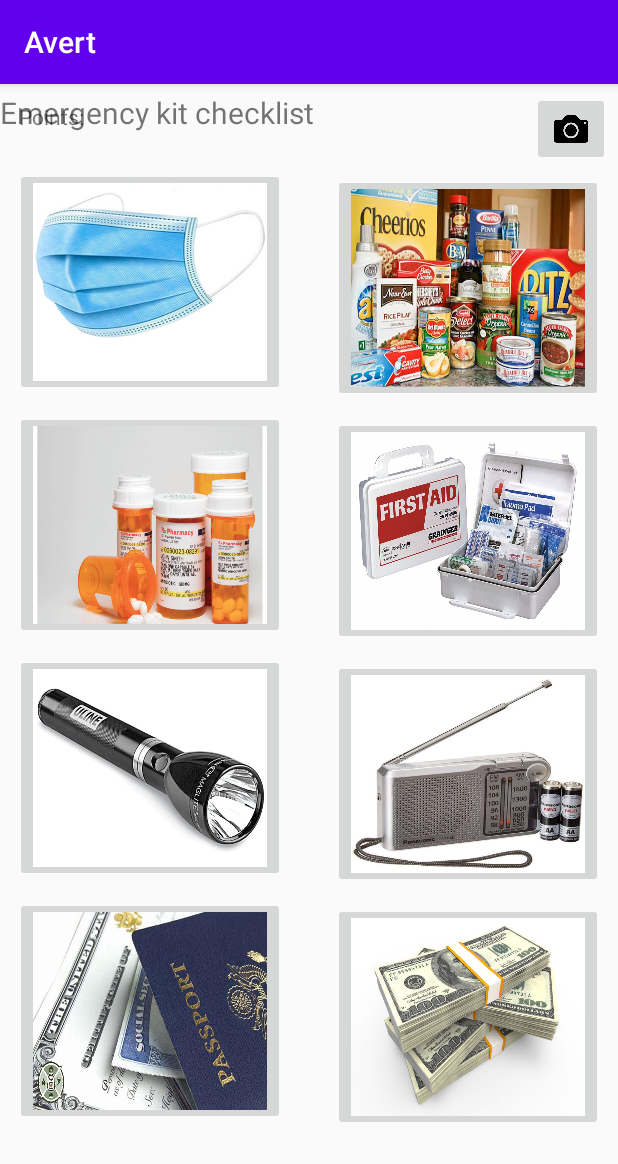
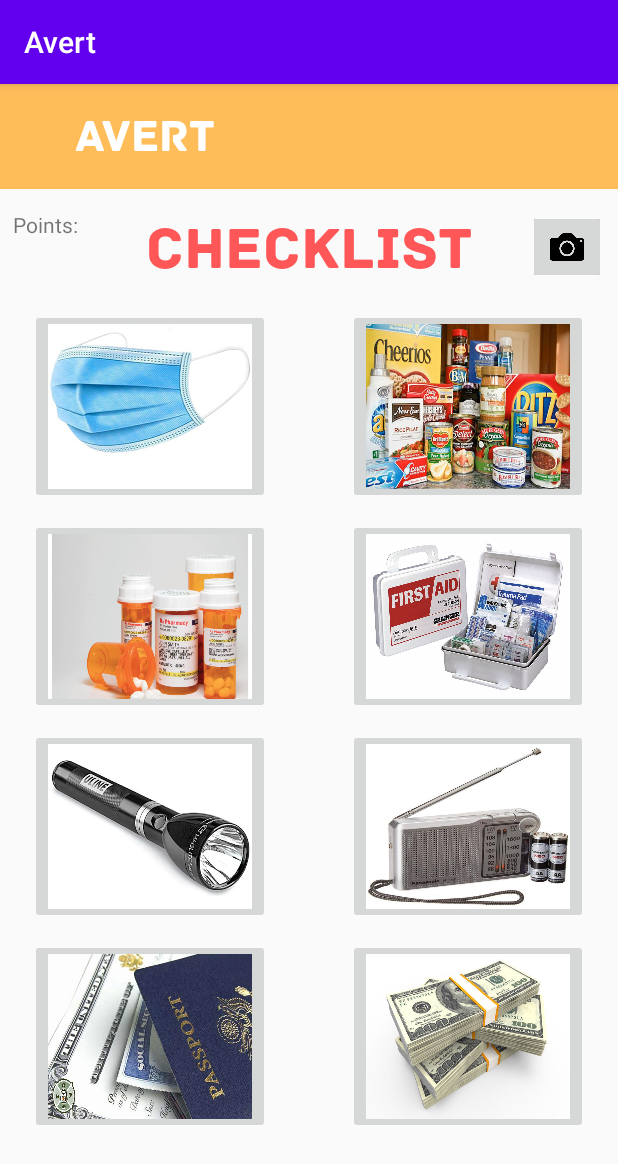
Before and after one commit to AngelaZhang123/Avert, an Android app: the CheckListActivity screen opened directly, with no data from a screen before it, on a phone screen of 412 x 824 dp. Shown: the top 1164 px of the screen. Run offline under Robolectric (Android 15) with nearby library versions, the phone set to English and light mode, and no system bars.

Commit message:
Checklist2

```diff
--- a/app/src/main/java/com/example/extinguisher/CheckListActivity.java
+++ b/app/src/main/java/com/example/extinguisher/CheckListActivity.java
@@ -65,6 +65,7 @@ public class CheckListActivity extends AppCompatActivity {
         cashText = (TextView) findViewById(R.id.cashText);
         mImageView = (ImageView) findViewById(R.id.imageView);
         setInvisible(0);
+        /*
 
         cameraButton.setOnClickListener(new View.OnClickListener() {
             @Override
@@ -85,7 +86,7 @@ public class CheckListActivity extends AppCompatActivity {
                     openCamera();
                 }
             }
-        });
+        });*/
 
         /*cLayout.setOnClickListener(new View.OnClickListener() {
             @Override
--- a/app/src/main/res/layout/activity_check_list.xml
+++ b/app/src/main/res/layout/activity_check_list.xml
@@ -13,9 +13,9 @@ xmlns:app="http://schemas.android.com/apk/res-auto"
         android:layout_width="wrap_content"
         android:layout_height="wrap_content"
         android:layout_gravity="end"
-        android:layout_marginTop="12dp"
-        android:layout_marginEnd="356dp"
-        android:layout_marginRight="356dp"
+        android:layout_marginTop="84dp"
+        android:layout_marginEnd="360dp"
+        android:layout_marginRight="360dp"
         android:text="@string/points"
         app:layout_constraintEnd_toEndOf="parent"
         app:layout_constraintTop_toTopOf="parent" />
@@ -24,29 +24,19 @@ xmlns:app="http://schemas.android.com/apk/res-auto"
         android:id="@+id/imageView"
         android:layout_width="22dp"
         android:layout_height="29dp"
-        android:layout_marginTop="10dp"
-        android:layout_marginEnd="10dp"
-        android:layout_marginRight="10dp"
+        android:layout_marginTop="84dp"
+        android:layout_marginEnd="16dp"
+        android:layout_marginRight="16dp"
         app:layout_constraintEnd_toStartOf="@+id/cameraButton"
         app:layout_constraintTop_toTopOf="parent" />
 
-    <TextView
-        android:id="@+id/kit_title"
-        android:layout_width="wrap_content"
-        android:layout_height="wrap_content"
-        android:layout_marginTop="5dp"
-        android:text="@string/kit_title"
-        android:textSize="20sp"
-        app:layout_constraintTop_toTopOf="parent"
-        tools:layout_editor_absoluteX="75dp" />
-
     <ImageButton
         android:id="@+id/foodButton"
-        android:layout_width="180dp"
-        android:layout_height="152dp"
-        android:layout_marginTop="60dp"
-        android:layout_marginEnd="10dp"
-        android:layout_marginRight="10dp"
+        android:layout_width="160dp"
+        android:layout_height="130dp"
+        android:layout_marginTop="150dp"
+        android:layout_marginEnd="20dp"
+        android:layout_marginRight="20dp"
         android:adjustViewBounds="true"
         android:maxWidth="50dp"
         android:maxHeight="50dp"
@@ -57,11 +47,11 @@ xmlns:app="http://schemas.android.com/apk/res-auto"
 
     <ImageButton
         android:id="@+id/maskButton"
-        android:layout_width="180dp"
-        android:layout_height="152dp"
-        android:layout_marginStart="10dp"
-        android:layout_marginLeft="10dp"
-        android:layout_marginTop="56dp"
+        android:layout_width="160dp"
+        android:layout_height="130dp"
+        android:layout_marginStart="20dp"
+        android:layout_marginLeft="20dp"
+        android:layout_marginTop="150dp"
         android:adjustViewBounds="true"
         android:maxWidth="100dp"
         android:maxHeight="100dp"
@@ -72,30 +62,34 @@ xmlns:app="http://schemas.android.com/apk/res-auto"
 
     <TextView
         android:id="@+id/maskText"
-        android:layout_width="107dp"
+        android:layout_width="160dp"
         android:layout_height="20dp"
-        android:layout_marginStart="10dp"
-        android:layout_marginLeft="10dp"
+        android:layout_marginStart="20dp"
+        android:layout_marginLeft="20dp"
         android:text="Item 1: Masks"
+        android:elevation="0.1dp"
+        android:background="@color/yellow"
         app:layout_constraintStart_toStartOf="parent"
         app:layout_constraintTop_toBottomOf="@+id/maskButton" />
 
     <TextView
         android:id="@+id/foodText"
-        android:layout_width="121dp"
-        android:layout_height="72dp"
-        android:layout_marginEnd="10dp"
-        android:layout_marginRight="10dp"
+        android:layout_width="160dp"
+        android:layout_height="34dp"
+        android:layout_marginEnd="20dp"
+        android:layout_marginRight="20dp"
+        android:background="@color/yellow"
+        android:elevation="0.1dp"
         android:text="Item 2: Food and Water"
         app:layout_constraintEnd_toEndOf="parent"
         app:layout_constraintTop_toBottomOf="@+id/foodButton" />
 
     <ImageButton
         android:id="@+id/medsButton"
-        android:layout_width="180dp"
-        android:layout_height="152dp"
-        android:layout_marginStart="10dp"
-        android:layout_marginLeft="10dp"
+        android:layout_width="160dp"
+        android:layout_height="130dp"
+        android:layout_marginStart="20dp"
+        android:layout_marginLeft="20dp"
         android:layout_marginTop="10dp"
         android:adjustViewBounds="true"
         android:maxWidth="100dp"
@@ -107,21 +101,23 @@ xmlns:app="http://schemas.android.com/apk/res-auto"
 
     <TextView
         android:id="@+id/medsText"
-        android:layout_width="122dp"
+        android:layout_width="160dp"
         android:layout_height="35dp"
-        android:layout_marginStart="10dp"
-        android:layout_marginLeft="10dp"
+        android:layout_marginStart="20dp"
+        android:layout_marginLeft="20dp"
+        android:elevation="0.1dp"
         android:text="Item 3: Medicine"
+        android:background="@color/yellow"
         app:layout_constraintStart_toStartOf="parent"
         app:layout_constraintTop_toBottomOf="@+id/medsButton" />
 
     <ImageButton
         android:id="@+id/firstAidButton"
-        android:layout_width="180dp"
-        android:layout_height="152dp"
+        android:layout_width="160dp"
+        android:layout_height="130dp"
         android:layout_marginTop="10dp"
-        android:layout_marginEnd="10dp"
-        android:layout_marginRight="10dp"
+        android:layout_marginEnd="20dp"
+        android:layout_marginRight="20dp"
         android:adjustViewBounds="true"
         android:maxWidth="100dp"
         android:maxHeight="100dp"
@@ -132,10 +128,10 @@ xmlns:app="http://schemas.android.com/apk/res-auto"
 
     <ImageButton
         android:id="@+id/flashlightButton"
-        android:layout_width="180dp"
-        android:layout_height="152dp"
-        android:layout_marginStart="10dp"
-        android:layout_marginLeft="10dp"
+        android:layout_width="160dp"
+        android:layout_height="130dp"
+        android:layout_marginStart="20dp"
+        android:layout_marginLeft="20dp"
         android:layout_marginTop="10dp"
         android:adjustViewBounds="true"
         android:maxWidth="100dp"
@@ -147,11 +143,11 @@ xmlns:app="http://schemas.android.com/apk/res-auto"
 
     <ImageButton
         android:id="@+id/radioButton"
-        android:layout_width="180dp"
-        android:layout_height="152dp"
+        android:layout_width="160dp"
+        android:layout_height="130dp"
         android:layout_marginTop="10dp"
-        android:layout_marginEnd="10dp"
-        android:layout_marginRight="10dp"
+        android:layout_marginEnd="20dp"
+        android:layout_marginRight="20dp"
         android:adjustViewBounds="true"
         android:maxWidth="100dp"
         android:maxHeight="100dp"
@@ -162,10 +158,10 @@ xmlns:app="http://schemas.android.com/apk/res-auto"
 
     <ImageButton
         android:id="@+id/docsButton"
-        android:layout_width="180dp"
-        android:layout_height="152dp"
-        android:layout_marginStart="10dp"
-        android:layout_marginLeft="10dp"
+        android:layout_width="160dp"
+        android:layout_height="130dp"
+        android:layout_marginStart="20dp"
+        android:layout_marginLeft="20dp"
         android:layout_marginTop="10dp"
         android:adjustViewBounds="true"
         android:maxWidth="100dp"
@@ -177,11 +173,11 @@ xmlns:app="http://schemas.android.com/apk/res-auto"
 
     <ImageButton
         android:id="@+id/cashButton"
-        android:layout_width="180dp"
-        android:layout_height="152dp"
+        android:layout_width="160dp"
+        android:layout_height="130dp"
         android:layout_marginTop="10dp"
-        android:layout_marginEnd="10dp"
-        android:layout_marginRight="10dp"
+        android:layout_marginEnd="20dp"
+        android:layout_marginRight="20dp"
         android:adjustViewBounds="true"
         android:maxWidth="100dp"
         android:maxHeight="100dp"
@@ -192,50 +188,59 @@ xmlns:app="http://schemas.android.com/apk/res-auto"
 
     <TextView
         android:id="@+id/firstAidText"
-        android:layout_width="wrap_content"
+        android:layout_width="160dp"
+        android:background="@color/yellow"
         android:layout_height="wrap_content"
-        android:layout_marginEnd="10dp"
-        android:layout_marginRight="10dp"
+        android:layout_marginEnd="20dp"
+        android:layout_marginRight="20dp"
+        android:elevation="0.1dp"
         android:text="Item 4: First Aid Kit"
         app:layout_constraintEnd_toEndOf="parent"
         app:layout_constraintTop_toBottomOf="@+id/firstAidButton" />
 
     <TextView
         android:id="@+id/flashlightText"
-        android:layout_width="wrap_content"
+        android:layout_width="160dp"
         android:layout_height="wrap_content"
-        android:layout_marginStart="10dp"
-        android:layout_marginLeft="10dp"
+        android:layout_marginStart="20dp"
+        android:elevation="0.1dp"
+        android:layout_marginLeft="20dp"
+        android:background="@color/yellow"
         android:text="Item 5: Flashlight"
         app:layout_constraintStart_toStartOf="parent"
         app:layout_constraintTop_toBottomOf="@+id/flashlightButton" />
 
     <TextView
         android:id="@+id/radioText"
-        android:layout_width="wrap_content"
+        android:layout_width="160dp"
         android:layout_height="wrap_content"
-        android:layout_marginEnd="10dp"
-        android:layout_marginRight="10dp"
+        android:layout_marginEnd="20dp"
+        android:layout_marginRight="20dp"
+        android:elevation="0.1dp"
         android:text="Item 6: Radio and Batteries"
+        android:background="@color/yellow"
         app:layout_constraintEnd_toEndOf="parent"
         app:layout_constraintTop_toBottomOf="@+id/radioButton" />
 
     <TextView
         android:id="@+id/docsText"
-        android:layout_width="wrap_content"
+        android:layout_width="160dp"
         android:layout_height="wrap_content"
-        android:layout_marginStart="10dp"
-        android:layout_marginLeft="10dp"
+        android:layout_marginStart="20dp"
+        android:layout_marginLeft="20dp"
+        android:background="@color/yellow"
         android:text="Item 7: Important Documents"
         app:layout_constraintStart_toStartOf="parent"
         app:layout_constraintTop_toBottomOf="@+id/docsButton" />
 
     <TextView
         android:id="@+id/cashText"
-        android:layout_width="wrap_content"
+        android:layout_width="160dp"
+        android:background="@color/yellow"
         android:layout_height="wrap_content"
-        android:layout_marginEnd="10dp"
-        android:layout_marginRight="10dp"
+        android:layout_marginEnd="20dp"
+        android:elevation="0.1dp"
+        android:layout_marginRight="20dp"
         android:text="Item 8: Cash"
         app:layout_constraintEnd_toEndOf="parent"
         app:layout_constraintTop_toBottomOf="@+id/cashButton" />
@@ -244,14 +249,50 @@ xmlns:app="http://schemas.android.com/apk/res-auto"
         android:id="@+id/cameraButton"
         android:layout_width="52dp"
         android:layout_height="49dp"
-        android:layout_marginTop="5dp"
-        android:layout_marginEnd="5dp"
-        android:layout_marginRight="5dp"
+        android:layout_marginTop="84dp"
+        android:layout_marginEnd="8dp"
+        android:layout_marginRight="8dp"
         android:adjustViewBounds="true"
         android:maxWidth="100dp"
         android:maxHeight="100dp"
         android:scaleType="fitXY"
+        android:elevation="0.1dp"
         app:layout_constraintEnd_toEndOf="parent"
         app:layout_constraintTop_toTopOf="parent"
         app:srcCompat="@drawable/camera" />
+
+    <View
+        android:id="@+id/myRectangleView"
+        android:layout_width="420dp"
+        android:layout_height="70dp"
+        android:background="@drawable/rectangle"
+        android:backgroundTint="@color/yellow"
+        app:layout_constraintStart_toStartOf="parent"
+        app:layout_constraintTop_toTopOf="parent" />
+    <TextView
+        android:layout_width="wrap_content"
+        android:layout_height="wrap_content"
+        android:layout_marginLeft="50dp"
+        android:fontFamily="@font/archive"
+        android:text="AVERT"
+        android:textAllCaps="false"
+        android:textColor="@android:color/white"
+        android:textSize="30sp"
+        app:layout_constraintBottom_toBottomOf="@+id/myRectangleView"
+        app:layout_constraintStart_toStartOf="parent"
+        app:layout_constraintTop_toTopOf="@id/myRectangleView" />
+
+    <TextView
+        android:layout_width="wrap_content"
+        android:layout_height="wrap_content"
+        android:layout_marginTop="85dp"
+        android:fontFamily="@font/archive"
+        android:text="Checklist"
+        android:textAllCaps="false"
+        android:textColor="#ff5757"
+        android:textSize="40sp"
+        app:layout_constraintEnd_toEndOf="parent"
+        app:layout_constraintStart_toStartOf="parent"
+        app:layout_constraintTop_toTopOf="@id/myRectangleView" />
+
 </androidx.constraintlayout.widget.ConstraintLayout>
```
